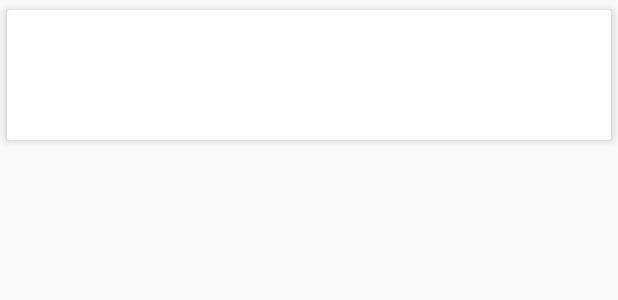
After one commit to Melocoton/AppForoFirebase, an Android app: the layout row_post.xml on its own in the app's theme, with its tools: preview values and no code run, on a phone screen of 412 x 824 dp. The commit adds this screen. Shown: the top 300 px of the screen. Run offline under Robolectric (Android 15) with nearby library versions, the phone set to English and light mode, and no system bars.

```diff
--- /dev/null
+++ b/app/src/main/java/com/example/oscar/appforofirebase/Adapter/PostAdapter.kt
@@ -0,0 +1,5 @@
+package com.example.oscar.appforofirebase.Adapter
+
+/**
+ * Created by Oscar on 13/03/2018.
+ */
--- /dev/null
+++ b/app/src/main/res/layout/row_post.xml
@@ -0,0 +1,18 @@
+<?xml version="1.0" encoding="utf-8"?>
+<LinearLayout xmlns:android="http://schemas.android.com/apk/res/android"
+    android:layout_width="match_parent"
+    android:layout_height="wrap_content"
+    xmlns:app="http://schemas.android.com/apk/res-auto">
+
+
+    <android.support.v7.widget.CardView
+        android:layout_width="match_parent"
+        android:layout_height="100dp"
+        app:cardCornerRadius="2dp"
+        app:cardElevation="4dp"
+        app:cardUseCompatPadding="true">
+
+
+
+    </android.support.v7.widget.CardView>
+</LinearLayout>
```
Also changed, not shown: app/build.gradle (+7 -5 lines), app/src/main/java/com/example/oscar/appforofirebase/Activity/LoginActivity.kt (+13 -4 lines), app/src/main/java/com/example/oscar/appforofirebase/Activity/PostActivity.kt (+31 -2 lines), app/src/main/java/com/example/oscar/appforofirebase/Model/Classes.kt (added, +8 -0 lines), app/src/main/res/layout/content_post2.xml (+9 -3 lines), 1 other file.
